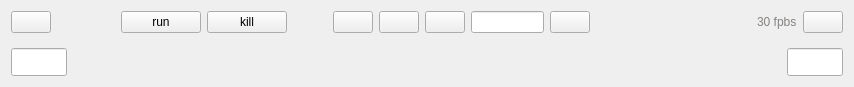
First picture: the form in ui/zenoedit/timeline/ztimeline.ui, repository zenustech/zeno, before the edit.
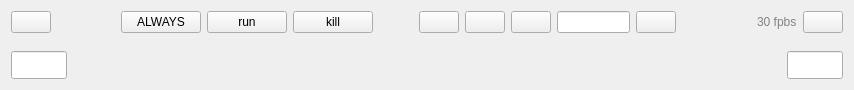
Second picture: the form after the edit. Icons and pictures are not drawn. Custom widgets are drawn as their Qt base class.

Commit message: [dev] always mode supported.

```diff
--- a/ui/zenoedit/timeline/ztimeline.ui
+++ b/ui/zenoedit/timeline/ztimeline.ui
@@ -7,7 +7,7 @@
     <x>0</x>
     <y>0</y>
     <width>854</width>
-    <height>87</height>
+    <height>90</height>
    </rect>
   </property>
   <property name="sizePolicy">
@@ -54,6 +54,16 @@
        </property>
       </spacer>
      </item>
+     <item>
+      <widget class="QPushButton" name="btnAlways">
+       <property name="text">
+        <string>ALWAYS</string>
+       </property>
+       <property name="checkable">
+        <bool>true</bool>
+       </property>
+      </widget>
+     </item>
      <item>
       <widget class="QPushButton" name="btnRun">
        <property name="text">
```
Left out of the diff: 20 changed lines with no effect on the pictures. The commit also changes 10 other files.
